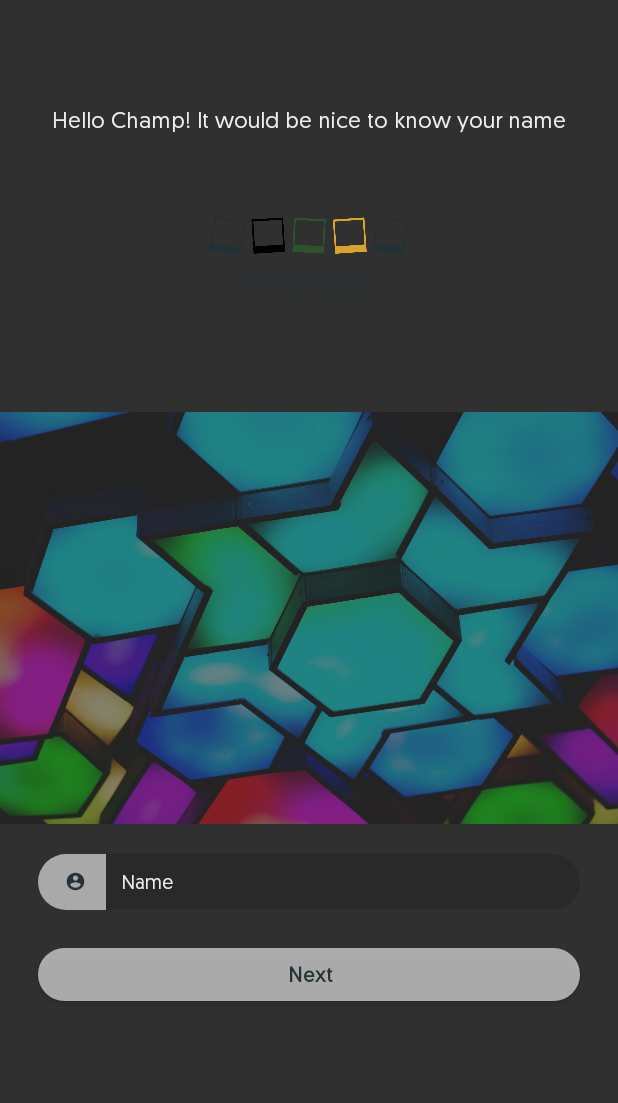
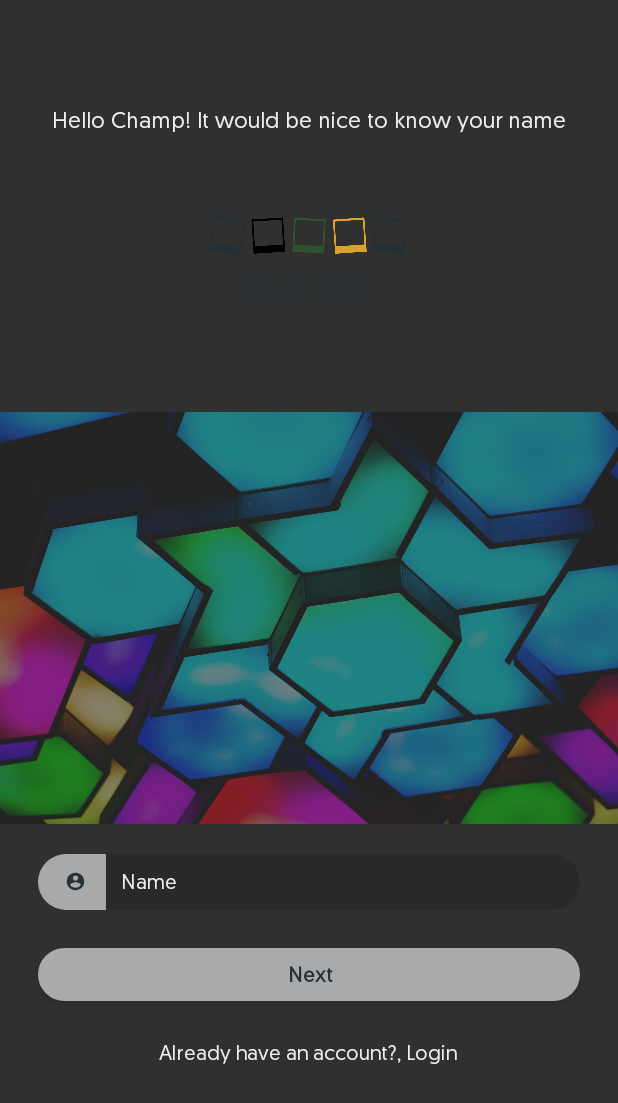
Before and after one commit to Kip-kip/NeweKaratasi, an Android app: the Activity_Register screen opened directly, with no data from a screen before it, on a phone screen of 412 x 824 dp. Shown: the top 1103 px of the screen. Run offline under Robolectric (Android 15) with nearby library versions, the phone set to English and light mode, and no system bars; libraries missing offline, so code that uses them is left out: com.flaviofaria.kenburnsview; plain views replace KenBurnsView; network calls fail.

Commit message:
26th JULY----Making moves arent i?

```diff
--- a/app/src/main/java/com/ekaratasi/activities/Activity_Register.java
+++ b/app/src/main/java/com/ekaratasi/activities/Activity_Register.java
@@ -8,6 +8,7 @@ import android.view.View;
 import android.widget.Button;
 import android.widget.EditText;
 import android.widget.ImageView;
+import android.widget.TextView;
 import android.widget.Toast;
 import android.widget.ViewFlipper;
 
@@ -34,6 +35,7 @@ public class Activity_Register extends AppCompatActivity {
         final ViewFlipper myflipper;
         Button btnNameNext,btnPhoneNext,btnEmailNext,btnRegister;
         ImageView back1,back2,back3,back4;
+        TextView toLogin;
         final EditText name,email,phone,password;
 
         super.onCreate(savedInstanceState);
@@ -46,6 +48,7 @@ public class Activity_Register extends AppCompatActivity {
         btnEmailNext=findViewById(R.id.btnEmailNext);
         btnRegister=findViewById(R.id.btnRegister);
         back1=findViewById(R.id.back1);
+        toLogin=findViewById(R.id.toLogin);
 
         back3=findViewById(R.id.back3);
         back4=findViewById(R.id.back4);
@@ -112,6 +115,7 @@ public class Activity_Register extends AppCompatActivity {
 
                         Integer num =Integer.parseInt(tuongee.getError());
 
+                        Toast.makeText(Activity_Register.this, ongeleshwa, Toast.LENGTH_LONG).show();
 
                         if(num==1){
                             Intent it = new Intent(Activity_Register.this, Activity_Login.class);
@@ -161,6 +165,19 @@ public class Activity_Register extends AppCompatActivity {
             }
         });
 
+
+
+        //already ave account
+        toLogin.setOnClickListener(new View.OnClickListener() {
+            @Override
+            public void onClick(View v) {
+
+                Intent it = new Intent(Activity_Register.this, Activity_Login.class);
+                startActivity(it);
+                overridePendingTransition(R.anim.slide_in_right,R.anim.nothing);
+                finish();
+            }
+        });
     }
 
 
--- /dev/null
+++ b/app/src/main/res/drawable-v24/bg_loading_round.xml
@@ -0,0 +1,6 @@
+<?xml version="1.0" encoding="utf-8"?>
+<shape
+    xmlns:android="http://schemas.android.com/apk/res/android">
+    <solid android:color="@color/colorPrimaryDarker" />
+    <corners android:radius="30.0dip" />
+</shape>
--- a/app/src/main/res/layout/activity_email.xml
+++ b/app/src/main/res/layout/activity_email.xml
@@ -11,7 +11,7 @@
         android:layout_width="match_parent"
         android:layout_height="match_parent"
         android:alpha="0.4"
-        android:src="@drawable/bg2"
+        android:src="@drawable/email2"
         app:layout_constraintBottom_toBottomOf="parent"
         app:layout_constraintEnd_toEndOf="parent"
         app:layout_constraintHorizontal_bias="1.0"
@@ -64,10 +64,10 @@
         android:ems="10"
         android:fontFamily="@font/geomanist_regular"
         android:hint="Email"
-        android:inputType="number"
+        android:inputType="textEmailAddress"
         android:textColor="#ffeeeeee"
         android:textColorHint="#ffeeeeee"
-        android:textSize="13.0sp"
+        android:textSize="14.0sp"
         app:layout_constraintBottom_toBottomOf="parent"
         app:layout_constraintEnd_toEndOf="parent"
         app:layout_constraintStart_toStartOf="parent"
--- a/app/src/main/res/layout/activity_main.xml
+++ b/app/src/main/res/layout/activity_main.xml
@@ -162,7 +162,7 @@
                     android:layout_height="wrap_content"
                     android:layout_marginTop="15.0dip"
                     android:fontFamily="@font/geomanist_regular"
-                    android:text="Welcome, Cyrus Kiprotich"
+                    android:text="Welcome, Sir/Madam"
                     android:textAlignment="center"
                     android:textColor="@color/blessings"
                     android:textSize="@dimen/profile_name_size"
--- a/app/src/main/res/layout/activity_name.xml
+++ b/app/src/main/res/layout/activity_name.xml
@@ -13,7 +13,7 @@
 
 
     <com.flaviofaria.kenburnsview.KenBurnsView
-        android:id="@+id/bg"
+        android:id="@+id/bgi"
         android:layout_width="match_parent"
         android:layout_height="match_parent"
         android:alpha="0.4"
@@ -71,10 +71,10 @@
         android:ems="10"
         android:fontFamily="@font/geomanist_regular"
         android:hint="Name"
-        android:inputType="number"
+        android:inputType="text"
         android:textColor="#ffeeeeee"
         android:textColorHint="#ffeeeeee"
-        android:textSize="13.0sp"
+        android:textSize="14.0sp"
         app:layout_constraintBottom_toBottomOf="parent"
         app:layout_constraintEnd_toEndOf="parent"
         app:layout_constraintStart_toStartOf="parent"
@@ -112,9 +112,26 @@
         <!--android:layout_marginTop="25dp"-->
 
         <!--/>-->
-
+    <TextView
+        android:id="@+id/toLogin"
+        android:layout_width="wrap_content"
+        android:layout_height="wrap_content"
+        android:layout_marginStart="8dp"
+        android:layout_marginLeft="8dp"
+        android:layout_marginTop="25dp"
+        android:layout_marginEnd="8dp"
+        android:layout_marginRight="8dp"
+        android:text="Already have an account?, Login"
+        android:fontFamily="@font/geomanist_regular"
+        android:textColor="#ffeeeeee"
+        android:textSize="14sp"
+        app:layout_constraintEnd_toEndOf="parent"
+        app:layout_constraintHorizontal_bias="0.498"
+        app:layout_constraintStart_toStartOf="parent"
+        app:layout_constraintTop_toBottomOf="@+id/btnNameNext" />
 
 </android.support.constraint.ConstraintLayout>
+
     <include layout="@layout/activity_email"></include>
     <include layout="@layout/activity_phone"></include>
     <include layout="@layout/activity_password"></include>
--- a/app/src/main/res/layout/activity_password.xml
+++ b/app/src/main/res/layout/activity_password.xml
@@ -11,7 +11,7 @@
         android:layout_width="match_parent"
         android:layout_height="match_parent"
         android:alpha="0.4"
-        android:src="@drawable/bg2"
+        android:src="@drawable/lock3"
         app:layout_constraintBottom_toBottomOf="parent"
         app:layout_constraintEnd_toEndOf="parent"
         app:layout_constraintHorizontal_bias="1.0"
@@ -64,10 +64,10 @@
         android:ems="10"
         android:fontFamily="@font/geomanist_regular"
         android:hint="Password"
-        android:inputType="number"
+        android:inputType="textPassword"
         android:textColor="#ffeeeeee"
         android:textColorHint="#ffeeeeee"
-        android:textSize="13.0sp"
+        android:textSize="14.0sp"
         app:layout_constraintBottom_toBottomOf="parent"
         app:layout_constraintEnd_toEndOf="parent"
         app:layout_constraintStart_toStartOf="parent"
--- a/app/src/main/res/layout/activity_phone.xml
+++ b/app/src/main/res/layout/activity_phone.xml
@@ -11,7 +11,7 @@
         android:layout_width="match_parent"
         android:layout_height="match_parent"
         android:alpha="0.4"
-        android:src="@drawable/bg2"
+        android:src="@drawable/phone"
         app:layout_constraintBottom_toBottomOf="parent"
         app:layout_constraintEnd_toEndOf="parent"
         app:layout_constraintHorizontal_bias="1.0"
@@ -67,7 +67,7 @@
         android:inputType="number"
         android:textColor="#ffeeeeee"
         android:textColorHint="#ffeeeeee"
-        android:textSize="13.0sp"
+        android:textSize="14.0sp"
         app:layout_constraintBottom_toBottomOf="parent"
         app:layout_constraintEnd_toEndOf="parent"
         app:layout_constraintStart_toStartOf="parent"
--- a/app/src/main/res/values/styles.xml
+++ b/app/src/main/res/values/styles.xml
@@ -35,4 +35,7 @@
     <style name="ToolbarColoredBackArrow" parent="@style/AppTheme">
         <item name="android:textColorSecondary">#ffffffff</item>
     </style>
+    <style name="AppTheme.WhiteAccent" parent="@style/AppTheme">
+        <item name="colorAccent">@color/white</item>
+    </style>
 </resources>
```
Also changed, not shown: app/src/main/java/com/ekaratasi/MainActivity.java (+14 -3 lines), app/src/main/java/com/ekaratasi/POJO/UserLogin.java (+25 -1 lines), app/src/main/java/com/ekaratasi/activities/Activity_Login.java (+29 -6 lines), app/src/main/res/layout/activity_login.xml (+25 -3 lines).
